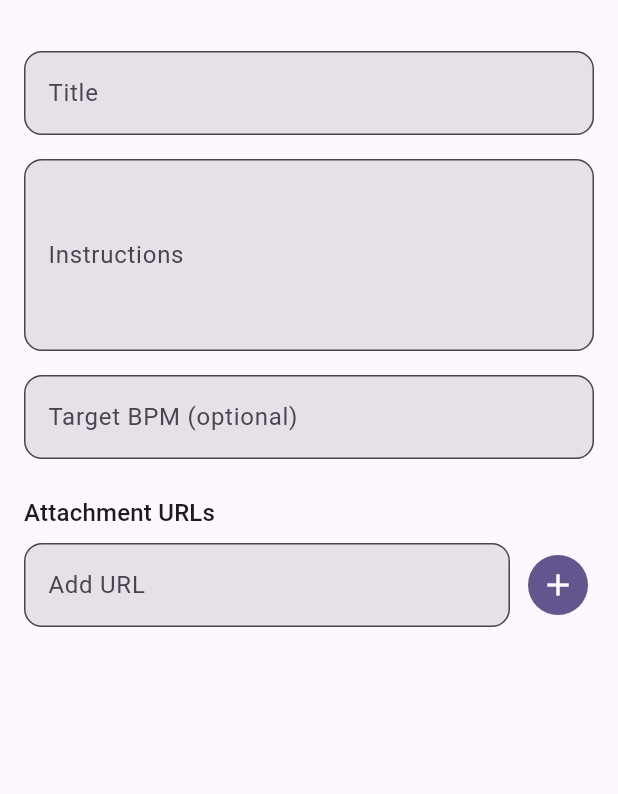
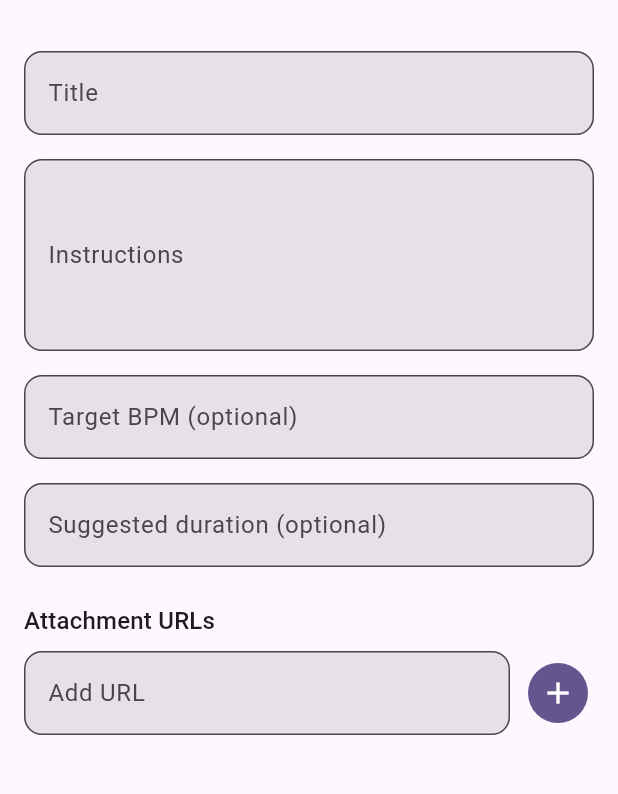
Before and after one commit to Qiao-fan/music-workout-mvp, a Flutter app: the ExerciseEditorScreen screen opened directly with empty values, on a phone screen of 412 x 824 dp, the part 57-851 px from its top. Run offline on Flutter 3.47's test engine with Material 3 defaults, Android fonts, the phone set to English and light mode, and no system bars; our stand-ins replace cloud_firestore, firebase_auth, firebase_core, flutter_riverpod, go_router; missing offline and left inert: dart:html; accounts and stored records are empty.

Commit message:
Back button on teacher screens; reinstate Suggested duration

```diff
--- a/lib/screens/student/session_player_screen.dart
+++ b/lib/screens/student/session_player_screen.dart
@@ -245,7 +245,7 @@ class _SessionPlayerScreenState extends ConsumerState<SessionPlayerScreen> {
                       if (exercise.targetSeconds != null)
                         Chip(
                           avatar: const Icon(Icons.timer, size: 18),
-                          label: Text('${exercise.targetSeconds}s target'),
+                          label: Text('Suggested: ${exercise.targetSeconds}s'),
                         ),
                     ],
                   ),
--- a/lib/screens/teacher/exercise_editor_screen.dart
+++ b/lib/screens/teacher/exercise_editor_screen.dart
@@ -26,6 +26,7 @@ class _ExerciseEditorScreenState extends ConsumerState<ExerciseEditorScreen> {
   final _titleController = TextEditingController();
   final _instructionsController = TextEditingController();
   final _bpmController = TextEditingController();
+  final _secondsController = TextEditingController();
   final _urlController = TextEditingController();
   List<String> _attachmentUrls = [];
   bool _isLoading = false;
@@ -40,6 +41,7 @@ class _ExerciseEditorScreenState extends ConsumerState<ExerciseEditorScreen> {
     _titleController.dispose();
     _instructionsController.dispose();
     _bpmController.dispose();
+    _secondsController.dispose();
     _urlController.dispose();
     super.dispose();
   }
@@ -49,6 +51,7 @@ class _ExerciseEditorScreenState extends ConsumerState<ExerciseEditorScreen> {
     _titleController.text = exercise.title;
     _instructionsController.text = exercise.instructions;
     _bpmController.text = exercise.targetBpm?.toString() ?? '';
+    _secondsController.text = exercise.targetSeconds?.toString() ?? '';
     _attachmentUrls = List.from(exercise.attachmentUrls);
     _currentOrderIndex = exercise.orderIndex;
     _isInitialized = true;
@@ -99,7 +102,7 @@ class _ExerciseEditorScreenState extends ConsumerState<ExerciseEditorScreen> {
         instructions: _instructionsController.text.trim(),
         orderIndex: orderIndex,
         targetBpm: int.tryParse(_bpmController.text),
-        targetSeconds: null, // Removed
+        targetSeconds: int.tryParse(_secondsController.text),
         attachmentUrls: _attachmentUrls,
       );
 
@@ -169,6 +172,11 @@ class _ExerciseEditorScreenState extends ConsumerState<ExerciseEditorScreen> {
   Widget build(BuildContext context) {
     return Scaffold(
       appBar: AppBar(
+        leading: IconButton(
+          icon: const Icon(Icons.arrow_back),
+          onPressed: () => context.go('/teacher/plan/${widget.planId}/session/${widget.sessionId}'),
+          tooltip: 'Back to Session',
+        ),
         title: Text(isEditing ? 'Edit Exercise' : 'New Exercise'),
         actions: [
           TextButton.icon(
@@ -256,6 +264,16 @@ class _ExerciseEditorScreenState extends ConsumerState<ExerciseEditorScreen> {
               ),
               keyboardType: TextInputType.number,
             ),
+            const SizedBox(height: 16),
+            TextFormField(
+              controller: _secondsController,
+              decoration: const InputDecoration(
+                labelText: 'Suggested duration (optional)',
+                hintText: 'e.g. 120',
+                suffixText: 'seconds',
+              ),
+              keyboardType: TextInputType.number,
+            ),
             const SizedBox(height: 24),
             Text(
               'Attachment URLs',
--- a/lib/screens/teacher/plan_editor_screen.dart
+++ b/lib/screens/teacher/plan_editor_screen.dart
@@ -148,6 +148,11 @@ class _PlanEditorScreenState extends ConsumerState<PlanEditorScreen> {
   Widget build(BuildContext context) {
     return Scaffold(
       appBar: AppBar(
+        leading: IconButton(
+          icon: const Icon(Icons.arrow_back),
+          onPressed: () => context.go('/teacher/home'),
+          tooltip: 'Back to My Plans',
+        ),
         title: Text(isEditing ? 'Edit Plan' : 'New Plan'),
         actions: [
           TextButton.icon(
--- a/lib/screens/teacher/session_editor_screen.dart
+++ b/lib/screens/teacher/session_editor_screen.dart
@@ -130,6 +130,11 @@ class _SessionEditorScreenState extends ConsumerState<SessionEditorScreen> {
   Widget build(BuildContext context) {
     return Scaffold(
       appBar: AppBar(
+        leading: IconButton(
+          icon: const Icon(Icons.arrow_back),
+          onPressed: () => context.go('/teacher/plan/${widget.planId}/edit'),
+          tooltip: 'Back to Plan',
+        ),
         title: Text(isEditing ? 'Edit Session' : 'New Session'),
         actions: [
           TextButton.icon(
```
